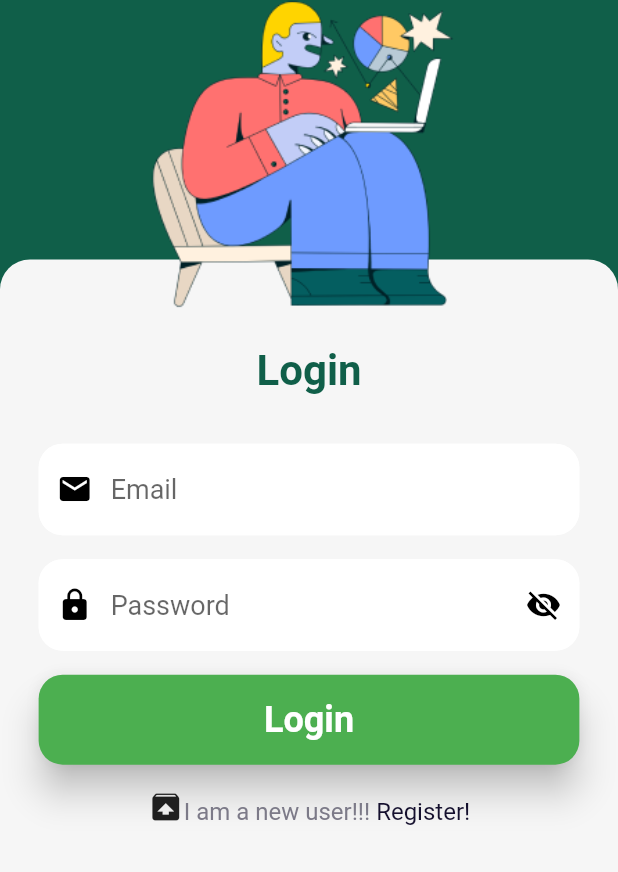
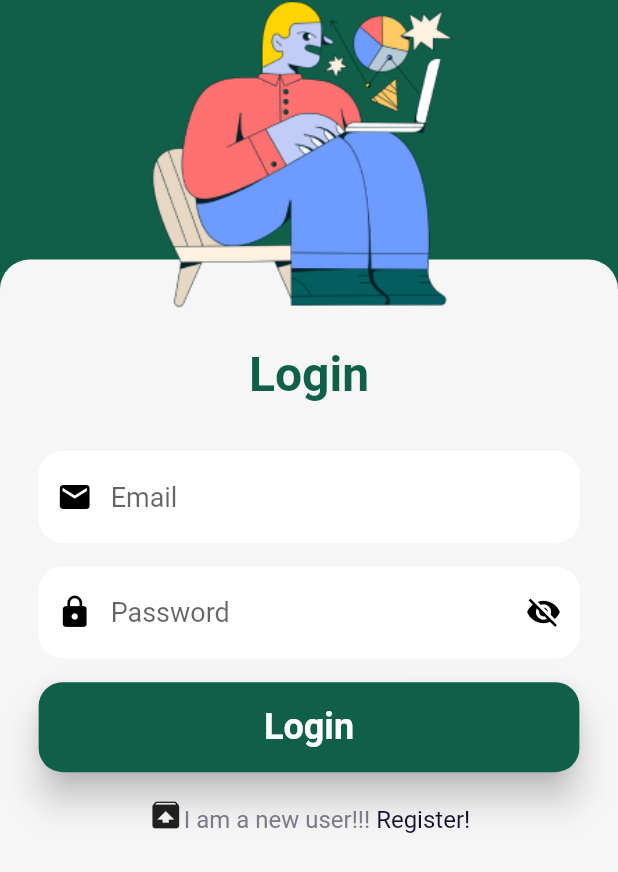
Before and after one commit to rdiptan/eWalletUser, a Flutter app: the screen it shows after launch, on a phone screen of 412 x 824 dp. Shown: the top 872 px of the screen. Run offline on Flutter 3.47's test engine with Material 2 defaults, Android fonts, the phone set to English and light mode, and no system bars; our stand-ins replace form_field_validator, motion_toast.

Commit message:
App Theme

```diff
--- a/lib/main.dart
+++ b/lib/main.dart
@@ -11,7 +11,32 @@ class MyApp extends StatelessWidget {
   Widget build(BuildContext context) {
     return MaterialApp(
         title: 'eWallet',
-        theme: ThemeData(scaffoldBackgroundColor: const Color(0xFF105F49)),
+        theme: ThemeData(
+          scaffoldBackgroundColor: const Color(0xFF105F49),
+          primaryColor: const Color(0xFF337762),
+          accentColor: const Color(0xFFF6F6F6),
+          canvasColor: const Color(0xFFE9FFAC),
+          textTheme: const TextTheme(
+            bodyText1: TextStyle(
+                color: Colors.white, fontSize: 24, fontWeight: FontWeight.w600),
+            bodyText2: TextStyle(color: Color(0xFF15102E), fontSize: 18),
+            headline1: TextStyle(
+                color: Color(0xFF105F49),
+                fontWeight: FontWeight.w700,
+                fontSize: 32),
+          ),
+          elevatedButtonTheme: ElevatedButtonThemeData(
+            style: ElevatedButton.styleFrom(
+              padding: const EdgeInsets.all(16),
+              minimumSize: const Size(double.infinity, 50),
+              elevation: 10,
+              primary: const Color(0xFF105F49),
+              shape: RoundedRectangleBorder(
+                borderRadius: BorderRadius.circular(16),
+              ),
+            ),
+          ),
+        ),
         initialRoute: 'login',
         routes: {
           'login': (context) => const LoginPage(),
--- a/lib/screen/loginPage.dart
+++ b/lib/screen/loginPage.dart
@@ -47,12 +47,12 @@ class _LoginPageState extends State<LoginPage> {
           Container(
             width: MediaQuery.of(context).size.width,
             height: (MediaQuery.of(context).size.height),
-            decoration: const BoxDecoration(
-              borderRadius: BorderRadius.only(
+            decoration: BoxDecoration(
+              borderRadius: const BorderRadius.only(
                 topLeft: Radius.circular(20),
                 topRight: Radius.circular(20),
               ),
-              color: Color(0xFFF6F6F6),
+              color: Theme.of(context).accentColor,
             ),
             child: SingleChildScrollView(
               padding: EdgeInsets.all(MediaQuery.of(context).size.height / 32),
@@ -66,12 +66,9 @@ class _LoginPageState extends State<LoginPage> {
                     const SizedBox(
                       height: 32,
                     ),
-                    const Text(
+                    Text(
                       "Login",
-                      textScaleFactor: 2,
-                      style: TextStyle(
-                          color: Color(0xFF105F49),
-                          fontWeight: FontWeight.w700),
+                      style: Theme.of(context).textTheme.headline1,
                     ),
                     const SizedBox(
                       height: 32,
@@ -85,7 +82,7 @@ class _LoginPageState extends State<LoginPage> {
                         RequiredValidator(errorText: "* Required Field")
                       ]),
                       keyboardType: TextInputType.emailAddress,
-                      style: const TextStyle(fontSize: 18),
+                      style: Theme.of(context).textTheme.bodyText2,
                       decoration: InputDecoration(
                         hintText: "Email",
                         fillColor: Colors.white,
@@ -122,7 +119,7 @@ class _LoginPageState extends State<LoginPage> {
                             errorText: "Minium 8 Character Required"),
                         RequiredValidator(errorText: "* Required Field")
                       ]),
-                      style: const TextStyle(fontSize: 18),
+                      style: Theme.of(context).textTheme.bodyText2,
                       obscureText: _obscureText,
                       decoration: InputDecoration(
                         hintText: "Password",
@@ -177,17 +174,10 @@ class _LoginPageState extends State<LoginPage> {
                           ).show(context);
                         }
                       },
-                      style: ElevatedButton.styleFrom(
-                          padding: const EdgeInsets.all(16),
-                          minimumSize: const Size(double.infinity, 50),
-                          elevation: 10,
-                          primary: Colors.green,
-                          shape: RoundedRectangleBorder(
-                              borderRadius: BorderRadius.circular(16))),
-                      child: const Text(
+                      style: Theme.of(context).elevatedButtonTheme.style,
+                      child: Text(
                         "Login",
-                        style: TextStyle(
-                            fontSize: 24, fontWeight: FontWeight.w600),
+                        style: Theme.of(context).textTheme.bodyText1,
                       ),
                     ),
                     const SizedBox(
```
Also changed, not shown: lib/screen/registrationPage.dart (+13 -23 lines).
